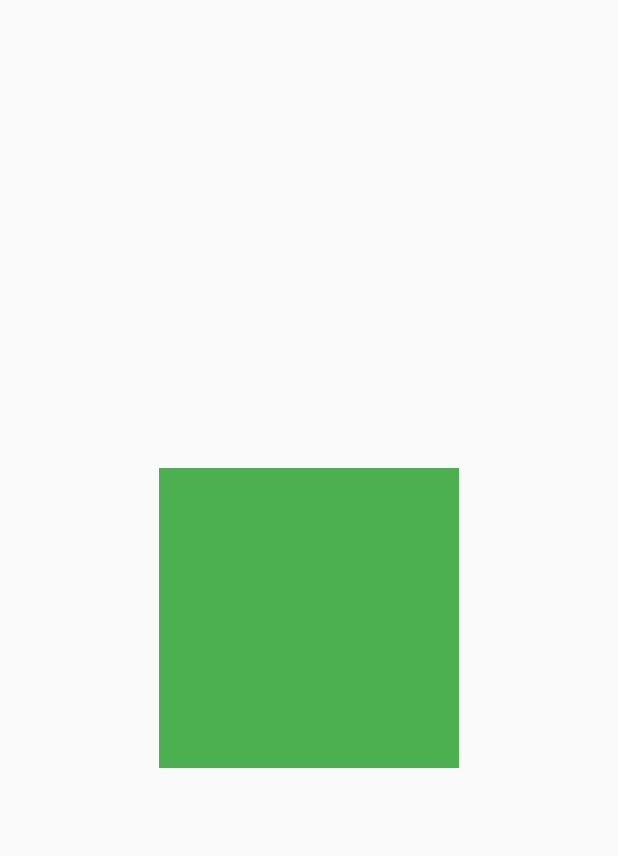
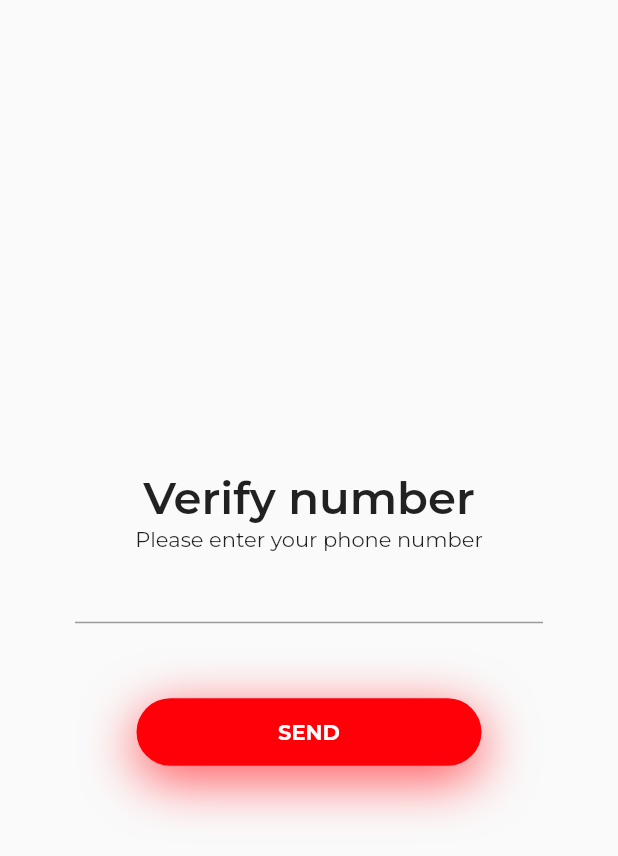
Before and after one commit to shahzodbek163/flinger, a Flutter app: the screen it shows after launch, on a phone screen of 412 x 824 dp. Shown: the top 856 px of the screen. Run offline on Flutter 3.47's test engine with Material 2 defaults, Android fonts, the phone set to English and light mode, and no system bars; our stand-ins replace google_fonts.

Commit message:
salom xayr

```diff
--- a/lib/main.dart
+++ b/lib/main.dart
@@ -1,9 +1,9 @@
-import 'package:flinger/simple.dart';
+import 'package:flinger/screens/first_screen.dart';
 import 'package:flutter/material.dart';
 
 void main(List<String> args) {
   runApp(const MaterialApp(
-    home: Simple(),
+    home: FirstScreen(),
     debugShowCheckedModeBanner: false,
   ));
 }
--- /dev/null
+++ b/lib/screens/first_screen.dart
@@ -0,0 +1,33 @@
+import 'package:flinger/widgets/red_button.dart';
+import 'package:flinger/widgets/text_field_red.dart';
+import 'package:flutter/material.dart';
+import 'package:flutter/src/widgets/framework.dart';
+import 'package:flutter/src/widgets/placeholder.dart';
+import 'package:google_fonts/google_fonts.dart';
+
+class FirstScreen extends StatelessWidget {
+  const FirstScreen({super.key});
+
+  @override
+  Widget build(BuildContext context) {
+    return Scaffold(
+      body: SafeArea(
+          child: Column(
+        mainAxisAlignment: MainAxisAlignment.center,
+        children: [
+          Text(
+            "Verify number",
+            style: GoogleFonts.montserrat(
+                fontSize: 30, fontWeight: FontWeight.w600),
+          ),
+          Text(
+            "Please enter your phone number",
+            style: GoogleFonts.montserrat(),
+          ),
+          const TextFieldRed(),
+          const RedButton(),
+        ],
+      )),
+    );
+  }
+}
--- /dev/null
+++ b/lib/widgets/red_button.dart
@@ -0,0 +1,39 @@
+import 'package:flutter/material.dart';
+import 'package:flutter/src/widgets/framework.dart';
+import 'package:flutter/src/widgets/placeholder.dart';
+import 'package:google_fonts/google_fonts.dart';
+
+class RedButton extends StatelessWidget {
+  const RedButton({super.key});
+
+  @override
+  Widget build(BuildContext context) {
+    return Padding(
+      padding: const EdgeInsets.only(top: 50),
+      child: Container(
+        height: 45,
+        width: 230,
+        alignment: Alignment.center,
+        decoration: BoxDecoration(
+            color: const Color(0xFFff0008),
+            boxShadow: const [
+              BoxShadow(
+                  color: Color.fromARGB(255, 255, 88, 94),
+                  spreadRadius: 1,
+                  blurRadius: 30,
+                  blurStyle: BlurStyle.normal,
+
+                  offset: Offset(0, 9)
+
+                  )
+            ],
+            borderRadius: BorderRadius.circular(30)),
+        child: Text(
+          "SEND",
+          style: GoogleFonts.montserrat(
+              color: Colors.white, fontWeight: FontWeight.bold),
+        ),
+      ),
+    );
+  }
+}
--- /dev/null
+++ b/lib/widgets/text_field_red.dart
@@ -0,0 +1,22 @@
+import 'package:flutter/material.dart';
+import 'package:flutter/src/widgets/framework.dart';
+import 'package:flutter/src/widgets/placeholder.dart';
+
+class TextFieldRed extends StatelessWidget {
+  const TextFieldRed({super.key});
+
+  @override
+  Widget build(BuildContext context) {
+    return const Padding(
+      padding:  EdgeInsets.symmetric(horizontal: 50),
+      child:  TextField(
+        cursorColor: Color(0xFFff0008),
+        decoration: InputDecoration(
+          contentPadding: EdgeInsets.only(top: 20),
+          focusedBorder: UnderlineInputBorder(
+              borderSide: BorderSide(color: Color(0xFFff0008), width: 2)),
+        ),
+      ),
+    );
+  }
+}
--- a/pubspec.yaml
+++ b/pubspec.yaml
@@ -35,6 +35,7 @@ dependencies:
   # The following adds the Cupertino Icons font to your application.
   # Use with the CupertinoIcons class for iOS style icons.
   cupertino_icons: ^1.0.2
+  google_fonts: ^4.0.3
 
 dev_dependencies:
   flutter_test:
@@ -59,7 +60,8 @@ flutter:
   uses-material-design: true
 
   # To add assets to your application, add an assets section, like this:
-  # assets:
+  assets:
+    - assets/
   #   - images/a_dot_burr.jpeg
   #   - images/a_dot_ham.jpeg
 
```
Also changed, not shown: assets/BeeLine_logo.png (added), pubspec.lock, 1 other file.
